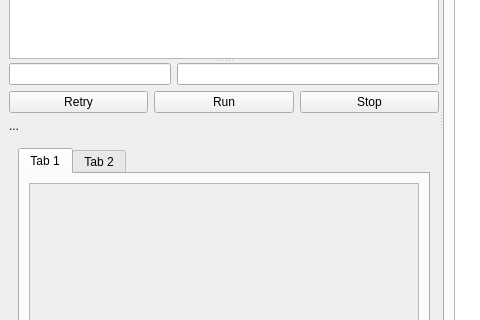
The window that src/client/client.ui (ccp4/DUI2) describes before a commit, drawn with Qt 5; both pictures show x 0 to 480 and y 246 to 566 of the 919 by 730 pixel window.
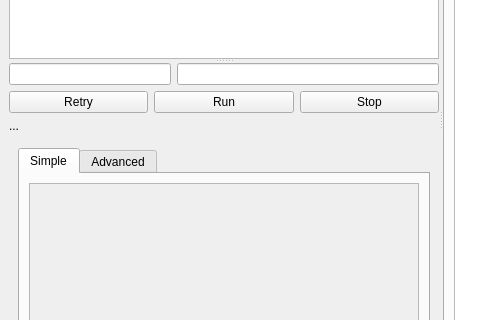
The same window after the commit. The open tabs and pages were chosen to show the change.

Commit message: renaming simple and advanced tabs appropriately

```diff
--- a/src/client/client.ui
+++ b/src/client/client.ui
@@ -111,7 +111,7 @@
                </property>
                <widget class="QWidget" name="tab_simple">
                 <attribute name="title">
-                 <string>Tab 1</string>
+                 <string>Simple</string>
                 </attribute>
                 <layout class="QGridLayout" name="gridLayout">
                  <item row="0" column="0">
@@ -135,7 +135,7 @@
                </widget>
                <widget class="QWidget" name="tab_advanced">
                 <attribute name="title">
-                 <string>Tab 2</string>
+                 <string>Advanced</string>
                 </attribute>
                 <layout class="QGridLayout" name="gridLayout_3">
                  <item row="0" column="0">
```
Left out of the diff: 100 changed lines with no effect on the pictures.
